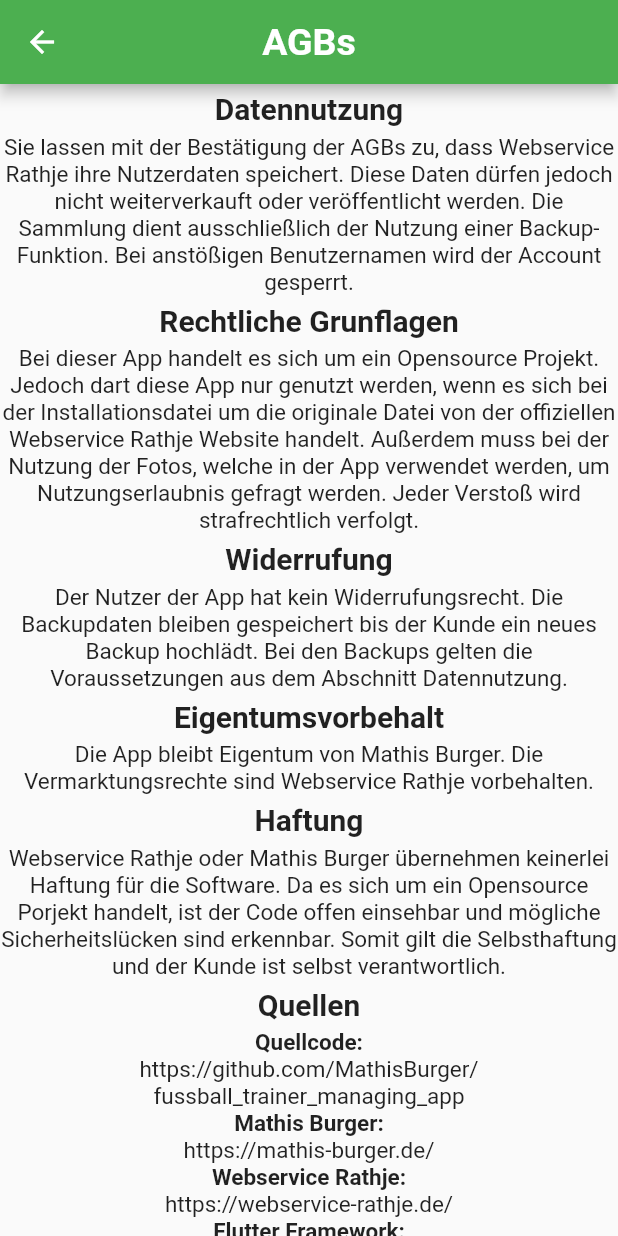
After one commit to MathisBurger/fussball_trainer_managing_app, a Flutter app: the Register screen opened by its route, after a tap on "AGBs", on a phone screen of 412 x 824 dp. The commit adds this screen. Run offline on Flutter 3.47's test engine with Material 2 defaults, Android fonts, the phone set to English and light mode, and no system bars; our stand-ins replace image_picker.

Commit message:
All Functions are now added

```diff
--- /dev/null
+++ b/lib/AGBs.dart
@@ -0,0 +1,158 @@
+import 'package:flutter/cupertino.dart';
+import 'package:flutter/material.dart';
+
+class AGBs extends StatefulWidget {
+  _AGBs createState() => _AGBs();
+}
+
+class _AGBs extends State<AGBs> {
+  @override
+  Widget build(BuildContext context) {
+    return Scaffold(
+      appBar: AppBar(
+        title: Text("AGBs",
+          style: TextStyle(
+            fontSize: 25.0,
+            fontWeight: FontWeight.bold,
+          ),),
+        centerTitle: true,
+        backgroundColor: Colors.green,
+      ),
+      body: Center(
+        child: ListView(
+          children: <Widget>[
+            Container(
+              margin: EdgeInsets.only(top: 5),
+              child: Text("Datennutzung",
+              style: TextStyle(
+                fontSize: 20,
+                fontWeight: FontWeight.bold,
+              ),
+                textAlign: TextAlign.center,
+              ),
+            ),
+            Container(
+              margin: EdgeInsets.only(top: 5),
+              child: Text("Sie lassen mit der Bestätigung der AGBs zu, dass Webservice Rathje ihre"
+                  " Nutzerdaten speichert. Diese Daten dürfen jedoch nicht weiterverkauft oder veröffentlicht werden. "
+                  "Die Sammlung dient ausschließlich der Nutzung einer Backup-Funktion. Bei anstößigen Benutzernamen wird der Account gesperrt. "
+                  "",
+                style: TextStyle(
+                  fontSize: 15,
+                ),
+                textAlign: TextAlign.center,
+              ),
+            ),
+            Container(
+              margin: EdgeInsets.only(top: 5),
+              child: Text("Rechtliche Grunflagen",
+              style: TextStyle(
+                fontSize: 20,
+                fontWeight: FontWeight.bold,
+              ),
+                textAlign: TextAlign.center,
+              ),
+            ),
+            Container(
+              margin: EdgeInsets.only(top: 5),
+              child: Text("Bei dieser App handelt es sich um ein Opensource Projekt. Jedoch dart diese App nur genutzt werden, wenn es sich bei der "
+                  "Installationsdatei um die originale Datei von der offiziellen Webservice Rathje Website handelt. Außerdem muss bei der Nutzung der Fotos, "
+                  "welche in der App verwendet werden, um Nutzungserlaubnis gefragt werden. Jeder Verstoß wird strafrechtlich verfolgt.",
+              style: TextStyle(
+                fontSize: 15,
+              ),
+                textAlign: TextAlign.center,
+              ),
+            ),
+            Container(
+              margin: EdgeInsets.only(top: 5),
+              child: Text("Widerrufung",
+              style: TextStyle(
+                fontSize: 20,
+                fontWeight: FontWeight.bold,
+              ),
+                textAlign: TextAlign.center,
+              ),
+            ),
+            Container(
+              margin: EdgeInsets.only(top: 5),
+              child: Text("Der Nutzer der App hat kein Widerrufungsrecht. Die Backupdaten bleiben gespeichert "
+                  "bis der Kunde ein neues Backup hochlädt. Bei den Backups gelten die Voraussetzungen aus dem Abschnitt Datennutzung.",
+              style: TextStyle(
+                fontSize: 15,
+              ),
+                textAlign: TextAlign.center,
+              ),
+            ),
+            Container(
+              margin: EdgeInsets.only(top: 5),
+              child: Text("Eigentumsvorbehalt",
+              style: TextStyle(
+                fontSize: 20,
+                fontWeight: FontWeight.bold,
+              ),
+                textAlign: TextAlign.center,
+              ),
+            ),
+            Container(
+              margin: EdgeInsets.only(top: 5),
+              child: Text("Die App bleibt Eigentum von Mathis Burger. Die Vermarktungsrechte sind Webservice Rathje vorbehalten.",
+              style: TextStyle(
+                fontSize: 15,
+              ),
+                textAlign: TextAlign.center,
+              ),
+            ),
+            Container(
+              margin: EdgeInsets.only(top: 5),
+              child: Text("Haftung",
+              style: TextStyle(
+                fontSize: 20,
+                fontWeight: FontWeight.bold,
+              ),
+                textAlign: TextAlign.center,
+              ),
+            ),
+            Container(
+              margin: EdgeInsets.only(top: 5),
+              child: Text("Webservice Rathje oder Mathis Burger übernehmen keinerlei Haftung für die Software. "
+                  "Da es sich um ein Opensource Porjekt handelt, ist der Code offen einsehbar und mögliche Sicherheitslücken "
+                  "sind erkennbar. Somit gilt die Selbsthaftung und der Kunde ist selbst verantwortlich.",
+              style: TextStyle(
+                fontSize: 15,
+              ),
+                textAlign: TextAlign.center,
+              ),
+            ),
+            Container(
+              margin: EdgeInsets.only(top: 5),
+              child: Text("Quellen",
+              style: TextStyle(
+                fontSize: 20,
+                fontWeight: FontWeight.bold,
+              ),
+                textAlign: TextAlign.center,
+              ),
+            ),
+            Container(
+              margin: EdgeInsets.only(top: 5),
+              child: Column(
+                children: <Widget>[
+                  Text("Quellcode:", style: TextStyle(fontSize: 15, fontWeight: FontWeight.bold), textAlign: TextAlign.center,),
+                  Text("https://github.com/MathisBurger/fussball_trainer_managing_app", style: TextStyle(fontSize: 15,),textAlign: TextAlign.center,),
+                  Text("Mathis Burger:", style: TextStyle(fontSize: 15, fontWeight: FontWeight.bold), textAlign: TextAlign.center,),
+                  Text("https://mathis-burger.de/", style: TextStyle(fontSize: 15),textAlign: TextAlign.center),
+                  Text("Webservice Rathje:", style: TextStyle(fontSize: 15, fontWeight: FontWeight.bold), textAlign: TextAlign.center,),
+                  Text("https://webservice-rathje.de/", style: TextStyle(fontSize: 15),textAlign: TextAlign.center),
+                  Text("Flutter Framework:", style: TextStyle(fontSize: 15, fontWeight: FontWeight.bold), textAlign: TextAlign.center,),
+                  Text("https://flutter.dev/", style: TextStyle(fontSize: 15),textAlign: TextAlign.center),
+                ],
+              ),
+            ),
+          ],
+        ),
+      ),
+    );
+  }
+
+}
--- a/lib/AddTraining.dart
+++ b/lib/AddTraining.dart
@@ -54,6 +54,7 @@ class _AddTraining extends State<AddTraining> {
                   ),
                   Container(
                     child: RaisedButton(
+                      color: Colors.blue,
                       onPressed: () {
                         AddEinheit();
                       },
--- /dev/null
+++ b/lib/Registrieren.dart
@@ -0,0 +1,157 @@
+import 'dart:convert';
+
+import 'package:flutter/material.dart';
+import 'package:fussball_trainer_managing_app/http.dart';
+import 'dart:io';
+import 'package:fussball_trainer_managing_app/Var.dart';
+import 'package:path_provider/path_provider.dart';
+
+
+class Register extends StatefulWidget{
+  @override
+  _Register createState() => _Register();
+}
+
+class _Register extends State<Register> {
+  final Benutzername = TextEditingController();
+  final Password = TextEditingController();
+  final Email = TextEditingController();
+  @override
+  Widget build(BuildContext context) {
+    return Scaffold(
+      appBar: AppBar(
+        title: Text("Registrieren",
+          style: TextStyle(
+            fontSize: 25.0,
+            fontWeight: FontWeight.bold,
+          ),),
+        centerTitle: true,
+        backgroundColor: Colors.green,
+      ),
+      body: Center(
+        child: ListView(
+          children: <Widget>[
+            Container(
+              margin: EdgeInsets.only(top: 15),
+              child: Text("Email",
+                style: TextStyle(
+                    fontSize: 25
+                ),
+                textAlign: TextAlign.left,
+              ),
+            ),
+            Container(
+              margin: EdgeInsets.only(top: 15),
+              child: TextField(
+                controller: Email,
+              ),
+            ),
+            Container(
+              margin: EdgeInsets.only(top: 15),
+            child: Text("Benutzername (keine Sonderzeichen)",
+            style: TextStyle(
+              fontSize: 25
+            ),
+              textAlign: TextAlign.left,
+            ),
+            ),
+            Container(
+              margin: EdgeInsets.only(top: 15),
+              child: TextField(
+                controller: Benutzername,
+              ),
+            ),
+            Container(
+              margin: EdgeInsets.only(top: 15),
+              child: Text("Password",
+                style: TextStyle(
+                    fontSize: 25
+                ),
+                textAlign: TextAlign.left,
+              ),
+            ),
+            Container(
+              margin: EdgeInsets.only(top: 15),
+              child: TextField(
+                controller: Password,
+              ),
+            ),
+            Container(
+              child: SizedBox(
+                child: RaisedButton(
+                  child: Text("AGBs"),
+                  onPressed: () {
+                    Navigator.pushNamed(context, '/AGBs');
+                  },
+                ),
+              ),
+            ),
+            Container(
+              margin: EdgeInsets.only(top: 15),
+              child: CheckboxListTile(
+                title: Text("Ich akzeptiere die AGBs und möchte über Email Infos über neue Updates bekommen"),
+                onChanged: (bool value) {
+                  Variablen.AGBs = !Variablen.AGBs;
+                  this.setState(() {
+
+                  });
+                },
+                value: Variablen.AGBs,
+
+              ),
+            ),
+            Container(
+              margin: EdgeInsets.only(top: 25),
+              child: SizedBox(
+                width: 300,
+                height: 50,
+                child: RaisedButton(
+                  onPressed: () {
+                    RegisterAccount();
+                  },
+                  color: Colors.blue,
+                  child: Text("Registrieren"),
+                ),
+              ),
+            ),
+          ],
+        ),
+      ),
+    );
+  }
+  Future RegisterAccount() async {
+    try {
+      String email = Email.text;
+      String user = Benutzername.text;
+      String pwd = Password.text;
+      if (Variablen.AGBs) {
+        Benutzername.clear();
+        Password.clear();
+        String request = "/registerFussballTrainerManagerApp?username=" + user +
+            "&password=" + pwd + "&email=" + email;
+        String response = await CallAPI(request);
+        File file = await _localFile;
+        if (await file.readAsString(encoding: utf8) != "") {
+          String toWrite = user + "!" + pwd + "!" + response;
+          await file.writeAsString(toWrite);
+        }
+      }
+    } catch (e){
+      print(e.toString());
+    }
+  }
+  Future get _localFile async {
+    final path = await _localPath;
+    if(!File('$path/userdata.txt').existsSync()){
+      File('$path/userdata.txt').create(recursive: true);
+      File('$path/userdata.txt').writeAsString("null");
+    }
+    return File('$path/userdata.txt');
+  }
+  Future<String> get _localPath async {
+    var directory = await getApplicationDocumentsDirectory();
+    Variablen.DocumentRoot = directory.path;
+    return directory.path;
+  }
+
+}
--- a/lib/ReturnListOfChildren.dart
+++ b/lib/ReturnListOfChildren.dart
@@ -44,7 +44,7 @@ class _PlayerList extends State<PlayerList> {
                         String Vorname = PlayerData[0];
                         String Nachname = PlayerData[1];
                         String Trainings = PlayerData[2];
-                        double anteil = int.parse(Trainings) / Variablen.TrainingsGesamt;
+                        double anteil = int.parse(Trainings) / Variablen.TrainingsGesamt * 100;
                         String Fullname = Vorname + " " + Nachname;
                         String Path = Variablen.DocumentRoot + Vorname + "!" + Nachname + ".txt";
                         File file = new File(Path);
--- a/lib/Var.dart
+++ b/lib/Var.dart
@@ -4,4 +4,11 @@ class Variablen {
   static List<String> Player_Names = [];
   static List<bool> Player_States = [];
   static double TrainingsGesamt = 0;
+
+  //Settings
+  static bool AutoBackup = true;
+  static bool BackupOnLoad = true;
+
+  //Register
+static bool AGBs = false;
 }
--- /dev/null
+++ b/lib/http.dart
@@ -0,0 +1,7 @@
+import 'package:http/http.dart';
+
+Future<String> CallAPI(String request) async {
+  String url = "http://webservice-rathje.de:8080" + request;
+  Response response = await get(url);
+  return response.body;
+}
--- a/lib/main.dart
+++ b/lib/main.dart
@@ -1,10 +1,12 @@
 
+import 'package:fussball_trainer_managing_app/AGBs.dart';
 import 'package:fussball_trainer_managing_app/AddTraining.dart';
 import 'package:fussball_trainer_managing_app/AddingViaActionButton.dart';
 
 
 import 'package:flutter/material.dart';
 import 'package:fussball_trainer_managing_app/HomeScreen.dart';
+import 'package:fussball_trainer_managing_app/Registrieren.dart';
 import 'package:fussball_trainer_managing_app/ReturnListOfChildren.dart';
 import 'package:fussball_trainer_managing_app/Settings.dart';
 
@@ -16,5 +18,7 @@ void main() => runApp(MaterialApp(
     '/GetPlayerList': (context) => PlayerList(),
     '/AddTraining': (context) => AddTraining(),
     '/settings': (context) => Settings(),
+    '/register': (context) => Register(),
+    '/AGBs': (context) => AGBs(),
   },
 ));
```
Also changed, not shown: lib/HomeScreen.dart (+29 -0 lines), lib/Settings.dart (+115 -0 lines), pubspec.yaml (+10 -3 lines), assets/icon.png (added), pubspec.lock, 22 other files.
